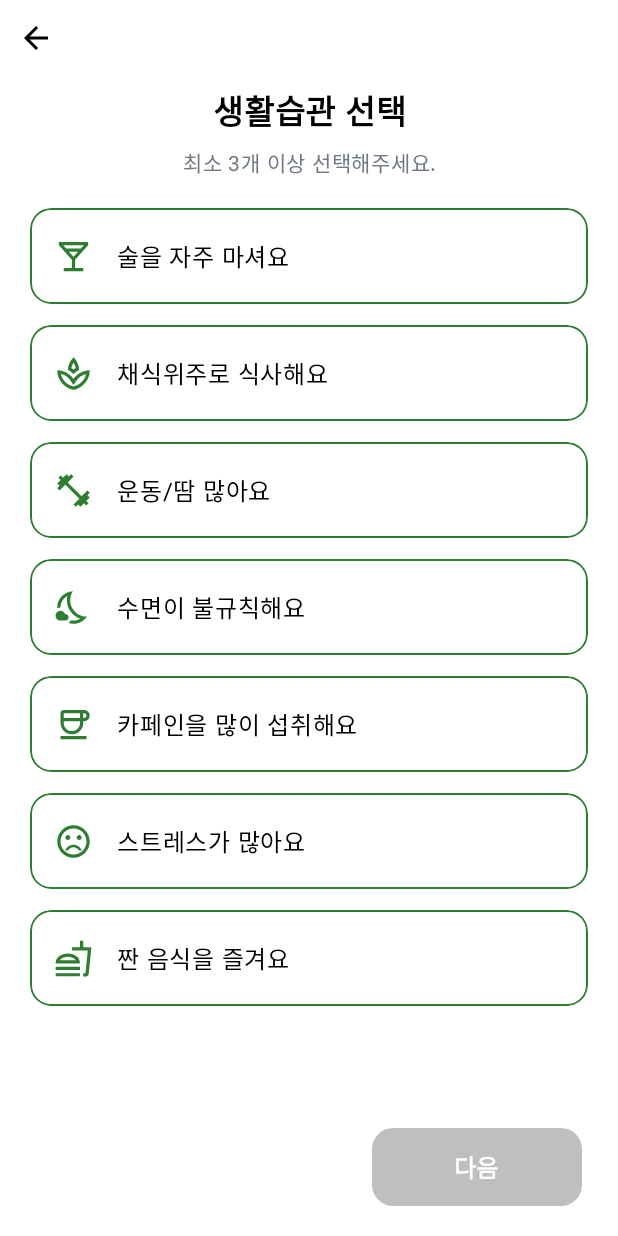
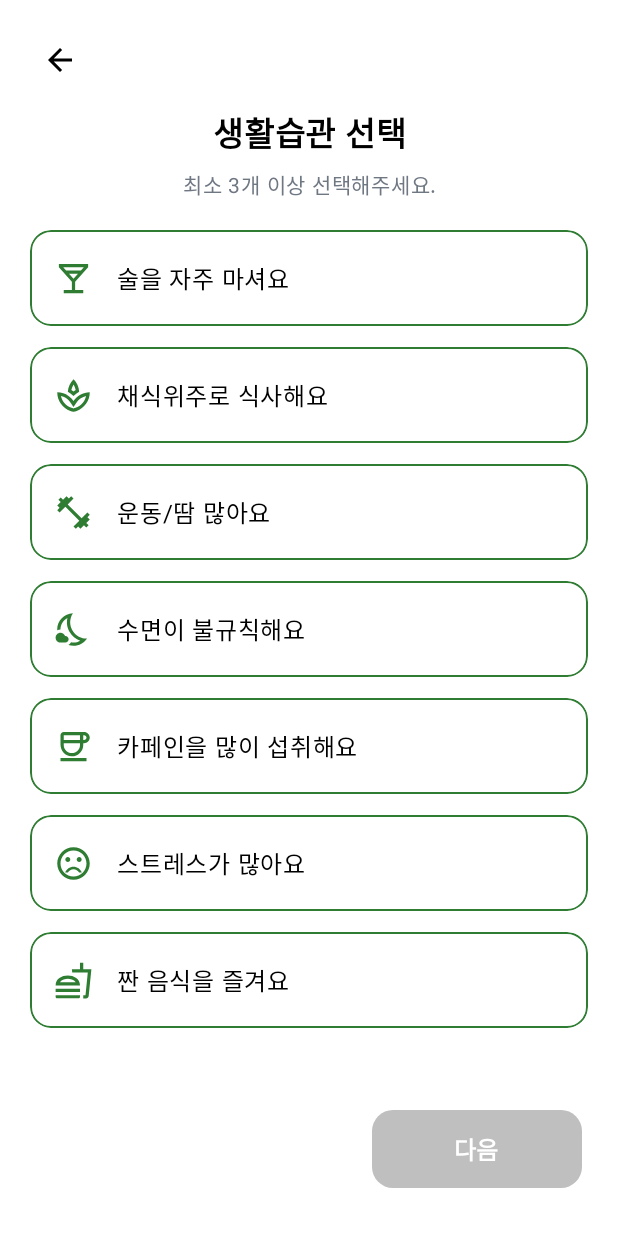
Before and after one commit to leedain0228/Health-Care-Dispenser, an Android app built with Jetpack Compose: the HabitsScreen screen opened through its navigation route, on a phone screen of 412 x 824 dp. Run offline under Robolectric (Android 15) with nearby library versions, the phone set to English and light mode, and no system bars.

Commit message:
프로필 선택화면 습관 선택화면 구현 완료 (다음버튼 위치조정)

```diff
--- a/app/src/main/java/com/example/healthcaredispenser/ui/screens/HabitsScreen.kt
+++ b/app/src/main/java/com/example/healthcaredispenser/ui/screens/HabitsScreen.kt
@@ -27,6 +27,7 @@ import androidx.compose.ui.graphics.Color
 import androidx.compose.ui.graphics.vector.ImageVector
 import androidx.compose.ui.text.font.FontWeight
 import androidx.compose.ui.text.style.TextAlign
+import androidx.compose.ui.unit.Dp
 import androidx.compose.ui.unit.dp
 import androidx.compose.ui.unit.sp
 import androidx.navigation.NavController
@@ -35,9 +36,7 @@ import com.example.healthcaredispenser.ui.theme.HintGray
 import com.example.healthcaredispenser.ui.theme.LoginGreen
 import com.example.healthcaredispenser.ui.theme.SignBg
 
-
-
-// 피그마 비율 토큰
+// === 피그마 비율 토큰 ===
 private object HabitsUI {
     val ScreenSide = 20.dp
     val TitleTop = 8.dp
@@ -84,21 +83,14 @@ fun HabitsScreen(
 
     Scaffold(
         containerColor = Color.White,
-        contentWindowInsets = WindowInsets(0, 0, 0, 0),
+        contentWindowInsets = WindowInsets.safeDrawing.only(
+            WindowInsetsSides.Top + WindowInsetsSides.Horizontal
+        ),
         topBar = {
-            Row(
-                Modifier
-                    .fillMaxWidth()
-                    .padding(top = 1.dp),
-                verticalAlignment = Alignment.CenterVertically
-            ) {
-                IconButton(onClick = { navController.popBackStack() }) {
-                    Icon(Icons.Filled.ArrowBack, contentDescription = "뒤로", tint = Color.Black)
-                }
-            }
+            BackBar(onBack = { navController.popBackStack() })
         },
         bottomBar = {
-            // ✅ 탭바 제거, 버튼만 고정
+            // 버튼만 고정 (탭바 제거)
             Box(
                 modifier = Modifier
                     .fillMaxWidth()
@@ -115,7 +107,8 @@ fun HabitsScreen(
                     enabled = canProceed,
                     modifier = Modifier
                         .width(HabitsUI.BtnWidth)
-                        .height(HabitsUI.BtnHeight),
+                        .height(HabitsUI.BtnHeight)
+                        .offset(y = (-12).dp), // 👈 버튼만 위로 올림
                     colors = ButtonDefaults.buttonColors(
                         containerColor = LoginGreen,
                         contentColor = Color.White,
@@ -170,7 +163,7 @@ fun HabitsScreen(
                 if (idx != items.lastIndex) Spacer(Modifier.height(HabitsUI.CardGap))
             }
 
-            Spacer(Modifier.height(12.dp)) // 버튼과 살짝 간격
+            Spacer(Modifier.height(12.dp))
         }
     }
 }
@@ -201,3 +194,24 @@ private fun HabitRow(
         Text(text = label, color = Color.Black, fontSize = 16.sp, modifier = Modifier.weight(1f))
     }
 }
+
+/** 공통 뒤로가기 바 */
+@Composable
+private fun BackBar(
+    onBack: () -> Unit,
+    startPadding: Dp = 16.dp,
+    topPadding: Dp = 16.dp,
+    endPadding: Dp = 16.dp
+) {
+    Row(
+        modifier = Modifier
+            .fillMaxWidth()
+            .statusBarsPadding()
+            .padding(start = startPadding, top = topPadding, end = endPadding),
+        verticalAlignment = Alignment.CenterVertically
+    ) {
+        IconButton(onClick = onBack) {
+            Icon(Icons.Filled.ArrowBack, contentDescription = "뒤로", tint = Color.Black)
+        }
+    }
+}
```
